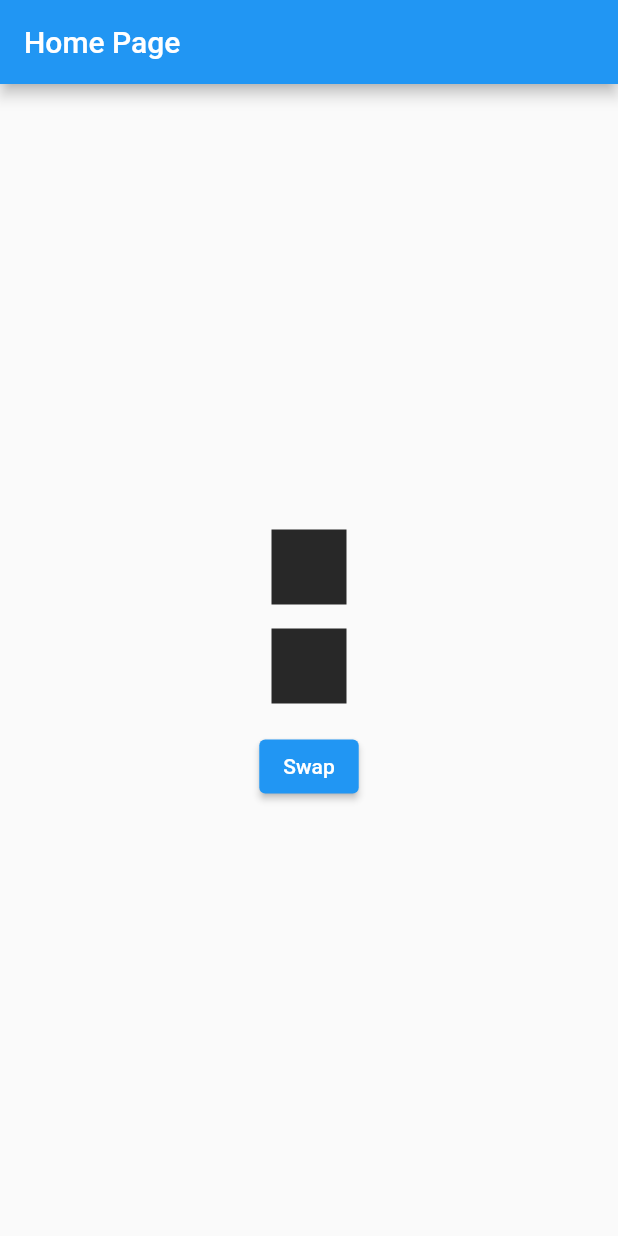
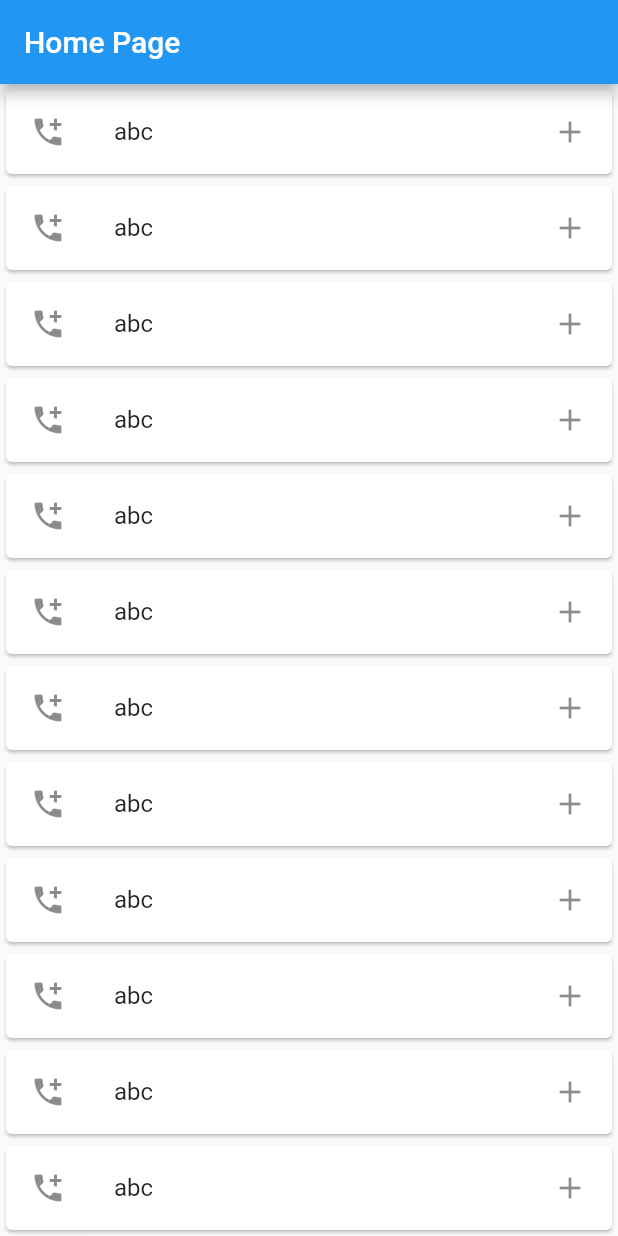
Before and after one commit to baotan2000/flutter_hello_word, a Flutter app: the screen it shows after launch, on a phone screen of 412 x 824 dp. Run offline on Flutter 3.47's test engine with Material 2 defaults, Android fonts, the light colour scheme and no system bars.

Commit message:
list title

```diff
--- a/lib/home_page.dart
+++ b/lib/home_page.dart
@@ -1,5 +1,6 @@
 import 'package:flutter/material.dart';
 import 'package:flutter_hello_word/demo_key_widget.dart';
+import 'package:flutter_hello_word/list_view_widget.dart';
 import 'package:flutter_hello_word/stack_widget.dart';
 
 class HomePage extends StatefulWidget {
@@ -19,7 +20,7 @@ class _HomePageState extends State<HomePage> {
           ),
           body: Container(
             constraints: BoxConstraints.expand(),
-            child: DemoKeyWidget(),
+            child: ListViewWidget(),
           )),
     );
   }
--- /dev/null
+++ b/lib/list_view_widget.dart
@@ -0,0 +1,31 @@
+import 'package:flutter/material.dart';
+
+class ListViewWidget extends StatefulWidget {
+  const ListViewWidget({super.key});
+
+  @override
+  State<ListViewWidget> createState() => _ListViewWidgetState();
+}
+
+class _ListViewWidgetState extends State<ListViewWidget> {
+  @override
+  Widget build(BuildContext context) {
+    return ListView.builder(
+      itemCount: 20,
+      itemBuilder: (context, index) {
+        return Card(
+          child: ListTile(
+            title: Text("abc"),
+            leading: Icon(Icons.add_call),
+            trailing: InkWell(
+                onTap: () {
+                  ScaffoldMessenger.of(context)
+                      .showSnackBar(SnackBar(content: Text("Clicked")));
+                },
+                child: Icon(Icons.add)),
+          ),
+        );
+      },
+    );
+  }
+}
```
